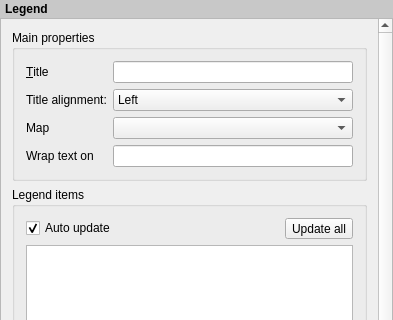
First picture: the form in src/ui/composer/qgscomposerlegendwidgetbase.ui, repository qgis/QGIS, before the edit; both pictures show x 0 to 393 and y 0 to 320 of the 393 by 995 pixel window.
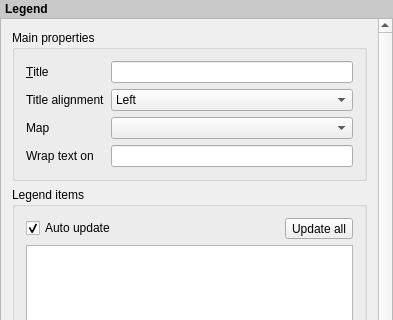
Second picture: the form after the edit. Icons and pictures are not drawn. Custom widgets are drawn as their Qt base class.

Commit message:
Fix use of : in label (violation of HIG)
(cherry-picked from 5a2031349f62d808f78fdc496932d6cc713801d8)

What changed in the file:
```diff
--- a/src/ui/composer/qgscomposerlegendwidgetbase.ui
+++ b/src/ui/composer/qgscomposerlegendwidgetbase.ui
@@ -130,7 +130,7 @@
           <item row="1" column="0">
            <widget class="QLabel" name="label_15">
             <property name="text">
-             <string>Title alignment:</string>
+             <string>Title alignment</string>
             </property>
            </widget>
           </item>
```
